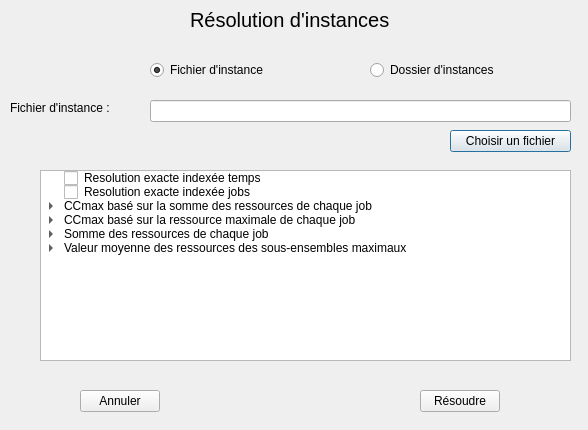
pierrefervault/PRDOrdonancement, file PRDOrdonancement/resolutioninstance.ui: the form before one commit.
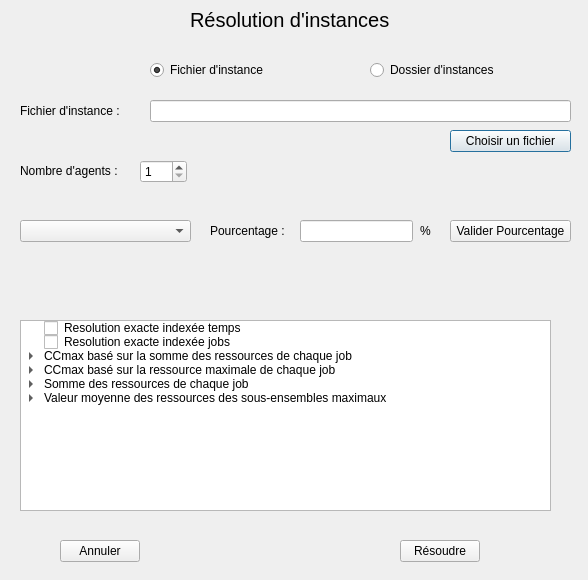
The form after the commit.

Diff of the .ui file:
```diff
--- a/PRDOrdonancement/resolutioninstance.ui
+++ b/PRDOrdonancement/resolutioninstance.ui
@@ -7,7 +7,7 @@
     <x>0</x>
     <y>0</y>
     <width>588</width>
-    <height>430</height>
+    <height>580</height>
    </rect>
   </property>
   <property name="windowTitle">
@@ -34,10 +34,10 @@
   <widget class="QLabel" name="fichierInstanceLabel">
    <property name="geometry">
     <rect>
-     <x>10</x>
+     <x>20</x>
      <y>100</y>
      <width>121</width>
-     <height>16</height>
+     <height>21</height>
     </rect>
    </property>
    <property name="text">
@@ -70,8 +70,8 @@
   <widget class="QPushButton" name="validerPushButton">
    <property name="geometry">
     <rect>
-     <x>420</x>
-     <y>390</y>
+     <x>400</x>
+     <y>540</y>
      <width>80</width>
      <height>22</height>
     </rect>
@@ -83,8 +83,8 @@
   <widget class="QPushButton" name="annulerPushButton">
    <property name="geometry">
     <rect>
-     <x>80</x>
-     <y>390</y>
+     <x>60</x>
+     <y>540</y>
      <width>80</width>
      <height>22</height>
     </rect>
@@ -125,8 +125,8 @@
   <widget class="QTreeWidget" name="treeWidget">
    <property name="geometry">
     <rect>
-     <x>40</x>
-     <y>170</y>
+     <x>20</x>
+     <y>320</y>
      <width>531</width>
      <height>191</height>
     </rect>
@@ -257,6 +257,91 @@
     </item>
    </item>
   </widget>
+  <widget class="QLabel" name="agentLabel">
+   <property name="geometry">
+    <rect>
+     <x>20</x>
+     <y>160</y>
+     <width>121</width>
+     <height>21</height>
+    </rect>
+   </property>
+   <property name="text">
+    <string>Nombre d'agents :</string>
+   </property>
+  </widget>
+  <widget class="QSpinBox" name="agentSpinBox">
+   <property name="geometry">
+    <rect>
+     <x>140</x>
+     <y>160</y>
+     <width>47</width>
+     <height>23</height>
+    </rect>
+   </property>
+   <property name="minimum">
+    <number>1</number>
+   </property>
+  </widget>
+  <widget class="QComboBox" name="agentComboBox">
+   <property name="geometry">
+    <rect>
+     <x>20</x>
+     <y>220</y>
+     <width>171</width>
+     <height>22</height>
+    </rect>
+   </property>
+  </widget>
+  <widget class="QLabel" name="agentLabel_2">
+   <property name="geometry">
+    <rect>
+     <x>420</x>
+     <y>220</y>
+     <width>31</width>
+     <height>21</height>
+    </rect>
+   </property>
+   <property name="text">
+    <string>%</string>
+   </property>
+  </widget>
+  <widget class="QLineEdit" name="pourcentageLineEdit">
+   <property name="geometry">
+    <rect>
+     <x>300</x>
+     <y>220</y>
+     <width>113</width>
+     <height>22</height>
+    </rect>
+   </property>
+  </widget>
+  <widget class="QLabel" name="agentLabel_3">
+   <property name="geometry">
+    <rect>
+     <x>210</x>
+     <y>220</y>
+     <width>91</width>
+     <height>21</height>
+    </rect>
+   </property>
+   <property name="text">
+    <string>Pourcentage :</string>
+   </property>
+  </widget>
+  <widget class="QPushButton" name="validerPourcentagePushButton">
+   <property name="geometry">
+    <rect>
+     <x>450</x>
+     <y>220</y>
+     <width>121</width>
+     <height>22</height>
+    </rect>
+   </property>
+   <property name="text">
+    <string>Valider Pourcentage</string>
+   </property>
+  </widget>
  </widget>
  <resources/>
  <connections/>
```
